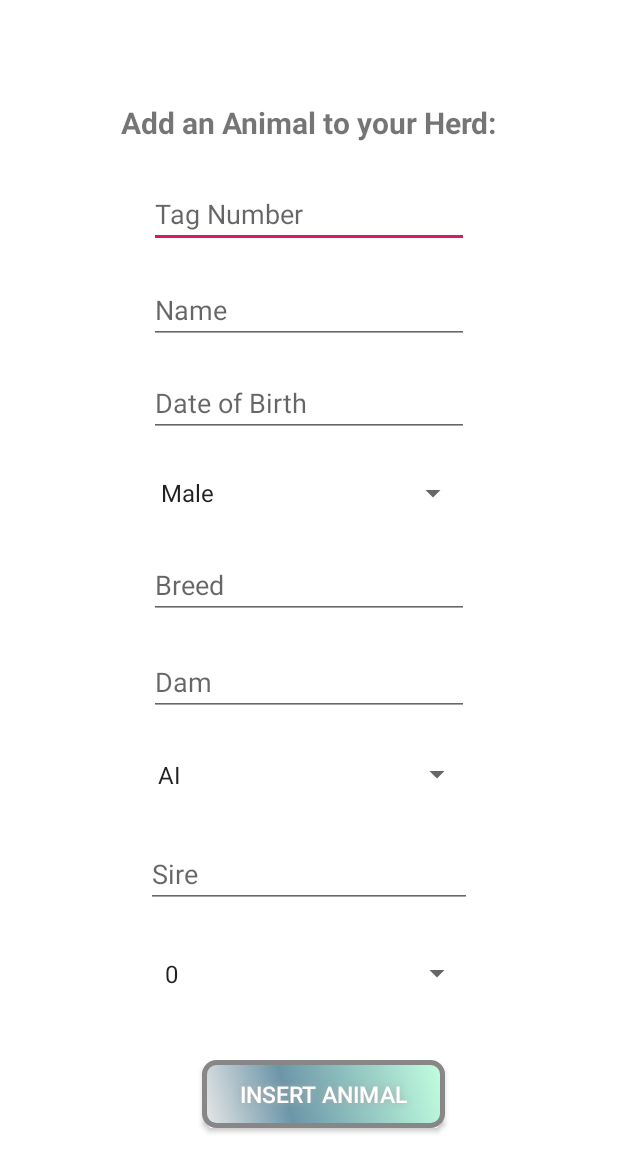
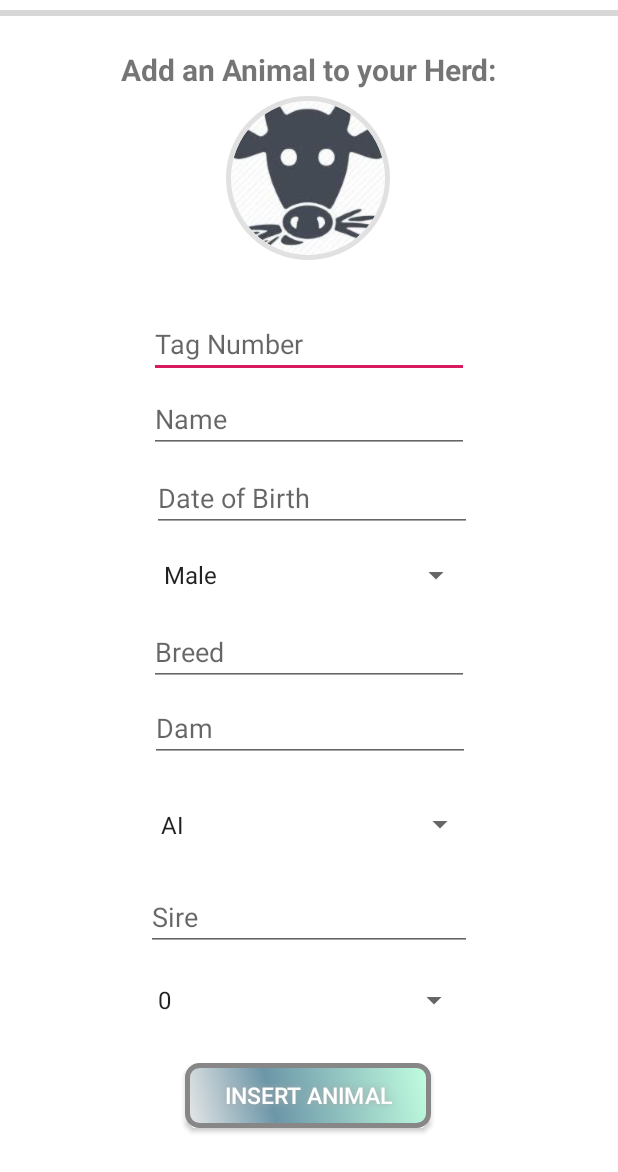
Before and after one commit to niamhmc99/Farm, an Android app: the AddAnimalActivity screen opened directly, with no data from a screen before it, on a phone screen of 412 x 824 dp. Shown: the top 1172 px of the screen. Run offline under Robolectric (Android 15) with nearby library versions, the phone set to English and light mode, and no system bars; our stand-ins replace CircleImageView, Firebase (no records; nobody signed in at launch, a user with empty details on screens opened directly); libraries missing offline, so code that uses them is left out: com.theartofdev.edmodo.

Commit message:
01/02/20

```diff
--- a/app/src/main/java/com/example/farm/AddAnimalActivity.java
+++ b/app/src/main/java/com/example/farm/AddAnimalActivity.java
@@ -2,6 +2,7 @@ package com.example.farm;
 
 import android.content.Intent;
 import android.graphics.Color;
+import android.net.Uri;
 import android.os.Bundle;
 import android.util.Log;
 import android.view.Menu;
@@ -11,6 +12,7 @@ import android.view.View;
 import android.widget.ArrayAdapter;
 import android.widget.Button;
 import android.widget.EditText;
+import android.widget.ProgressBar;
 import android.widget.Spinner;
 import android.widget.TextView;
 import android.widget.Toast;
@@ -28,11 +30,16 @@ import com.google.firebase.firestore.DocumentReference;
 import com.google.firebase.firestore.DocumentSnapshot;
 import com.google.firebase.firestore.FirebaseFirestore;
 import com.google.firebase.firestore.QuerySnapshot;
+import com.theartofdev.edmodo.cropper.CropImage;
+import com.theartofdev.edmodo.cropper.CropImageView;
+
 
 import java.util.ArrayList;
 import java.util.HashMap;
 import java.util.List;
 import java.util.Map;
+
+import de.hdodenhof.circleimageview.CircleImageView;
 
 public class AddAnimalActivity extends AppCompatActivity {
     private final String  TAG= "AddAnimalActivity";
@@ -40,6 +47,9 @@ public class AddAnimalActivity extends AppCompatActivity {
     private Button buttonSaveDetails;
     private Spinner spinnerGender, spinnerAiStockBull, spinnerCalvingDiff;
     View mParentLayout;
+    private CircleImageView imgAnimalProfilePic;
+    private Uri mainAnimalImageURI = null;
+    private ProgressBar setupProgress;
     private List<Animal>animalList;
     private AnimalAdapter adapter;
     private Animal animal;
@@ -54,8 +64,10 @@ public class AddAnimalActivity extends AppCompatActivity {
     private static final String KEY_CALVINGDIf = "calvingDifficulty";
     private static final String KEY_BREED = "breed";
     private static final String KEY_USERID = "user_id";
+    private static final String KEY_AnimalProfilePic = "animalProfilePic";
 
 
+    //private StorageReference storageReference;
     FirebaseFirestore db = FirebaseFirestore.getInstance();
 
     //vars
@@ -72,6 +84,10 @@ public class AddAnimalActivity extends AppCompatActivity {
         editTextsire =findViewById(R.id.ediTextSire);
         editTextBreed =findViewById(R.id.editTextBreed);
         editTextAiORstockbull =findViewById(R.id.editTextAIBull);
+        imgAnimalProfilePic = findViewById(R.id.imgAnimalProfilePic);
+
+        setupProgress = findViewById(R.id.addAnimal_progressBar);
+        setupProgress.setVisibility(View.VISIBLE);
 
         addItemsOnSpinnerGender();
         addItemsOnSpinnerAiStockbull();
@@ -115,7 +131,7 @@ public class AddAnimalActivity extends AppCompatActivity {
     }
 
     public void addItemsOnSpinnerGender(){
-        spinnerGender = (Spinner) findViewById(R.id.spinnerGender);
+        spinnerGender = findViewById(R.id.spinnerGender);
         List<String> list = new ArrayList<String>();
         list.add("Male");
         list.add("Female");
@@ -139,7 +155,10 @@ public class AddAnimalActivity extends AppCompatActivity {
 
 
     public void insertAnimal(View view){
+
+
         buttonSaveDetails = findViewById(R.id.buttonAddAnimal);
+
 
         buttonSaveDetails.setOnClickListener(new View.OnClickListener() {
             @Override
@@ -147,15 +166,14 @@ public class AddAnimalActivity extends AppCompatActivity {
                 String strTag = editTextTagNumber.getText().toString().trim();
                 String strName = editTextAnimalName.getText().toString().trim();
                 String strDob = editTextDob.getText().toString().trim();
-                //String strSex = editTextSex.getText().toString().trim();
                 String strSelectedGender = String.valueOf(spinnerGender.getSelectedItem());
                 String strDam = editTextDam.getText().toString().trim();
                 String strSelectedCalvingDif = String.valueOf(spinnerCalvingDiff.getSelectedItem());
                 String strSire = editTextsire.getText().toString().trim();
                 String strBreed = editTextBreed.getText().toString().trim();
-                //String strAiOrStockbull = editTextAiORstockbull.getText().toString().trim();
                 String strSelectedAIStockBull = String.valueOf(spinnerAiStockBull.getSelectedItem());
                 String strUserID = FirebaseAuth.getInstance().getCurrentUser().getUid().trim();
+               // String strAnimalProfilePic =
 
 
                 final Map<String, Object> animalMap = new HashMap<>();
@@ -169,6 +187,7 @@ public class AddAnimalActivity extends AppCompatActivity {
                 animalMap.put(KEY_BREED, strBreed);
                 animalMap.put(KEY_AiOrStockbull, strSelectedAIStockBull);
                 animalMap.put(KEY_USERID, strUserID);
+                //animalMap.put(KEY_AnimalProfilePic, );
 
                 if(!hasValidationErrors(strTag, strName, strDob, strSelectedGender, strBreed, strDam, strSelectedCalvingDif, strSelectedAIStockBull, strSire) == true) {
                     db.collection("Animals")
@@ -196,11 +215,21 @@ public class AddAnimalActivity extends AppCompatActivity {
         });
     }
 
+    private void BringImagePicker() {
+
+        CropImage.activity()
+                .setGuidelines(CropImageView.Guidelines.ON)
+                .setAspectRatio(1, 1)
+                .start(AddAnimalActivity.this);
+
+    }
+
+
 
 
     private boolean hasValidationErrors(String tagNumber, String animalName, String dob, String selectedGender, String breed, String dam, String selectedCalvingDifficulty, String selectedAIStockBull, String sire){
         if (tagNumber.trim().isEmpty()) {
-            editTextTagNumber.setError("TagNumber is required");
+            editTextTagNumber.setError("Tag Number is required");
             makeSnackBarMessage("Please insert Tag Number.");
             return true;
         } else if (animalName.isEmpty()) {
@@ -250,6 +279,8 @@ public class AddAnimalActivity extends AppCompatActivity {
         }
 
     }
+
+
     private void makeSnackBarMessage(String message){
         Snackbar.make(mParentLayout, message, Snackbar.LENGTH_SHORT).show();
     }
--- a/app/src/main/res/layout/activity_add_animal.xml
+++ b/app/src/main/res/layout/activity_add_animal.xml
@@ -8,6 +8,22 @@
     android:background="@color/white"
     tools:context=".AddAnimalActivity">
 
+
+    <de.hdodenhof.circleimageview.CircleImageView
+        android:id="@+id/imgAnimalProfilePic"
+        android:layout_width="120dp"
+        android:layout_height="109dp"
+        android:layout_alignParentLeft="true"
+        android:layout_alignParentTop="true"
+        android:src="@drawable/animalsmall"
+        app:civ_border_color="#E2E1E1"
+        app:civ_border_width="3dp"
+        app:layout_constraintBottom_toBottomOf="parent"
+        app:layout_constraintEnd_toEndOf="parent"
+        app:layout_constraintHorizontal_bias="0.498"
+        app:layout_constraintStart_toStartOf="parent"
+        app:layout_constraintTop_toTopOf="parent"
+        app:layout_constraintVertical_bias="0.09" />
 
     <EditText
         android:id="@+id/editTextTagNumber"
@@ -20,7 +36,7 @@
         app:layout_constraintEnd_toEndOf="parent"
         app:layout_constraintStart_toStartOf="parent"
         app:layout_constraintTop_toTopOf="parent"
-        app:layout_constraintVertical_bias="0.154" />
+        app:layout_constraintVertical_bias="0.265" />
 
     <EditText
         android:id="@+id/editTextName"
@@ -33,7 +49,7 @@
         app:layout_constraintEnd_toEndOf="parent"
         app:layout_constraintStart_toStartOf="parent"
         app:layout_constraintTop_toTopOf="parent"
-        app:layout_constraintVertical_bias="0.236" />
+        app:layout_constraintVertical_bias="0.33" />
 
     <EditText
         android:id="@+id/editTextDob"
@@ -44,10 +60,10 @@
         android:inputType="textPersonName"
         app:layout_constraintBottom_toBottomOf="parent"
         app:layout_constraintEnd_toEndOf="parent"
+        app:layout_constraintHorizontal_bias="0.51"
         app:layout_constraintStart_toStartOf="parent"
         app:layout_constraintTop_toTopOf="parent"
-        app:layout_constraintVertical_bias="0.316" />
-
+        app:layout_constraintVertical_bias="0.397" />
 
     <Spinner
         android:id="@+id/spinnerGender"
@@ -57,9 +73,10 @@
         android:prompt="@string/gender_prompt"
         app:layout_constraintBottom_toBottomOf="parent"
         app:layout_constraintEnd_toEndOf="parent"
+        app:layout_constraintHorizontal_bias="0.51"
         app:layout_constraintStart_toStartOf="parent"
         app:layout_constraintTop_toTopOf="parent"
-        app:layout_constraintVertical_bias="0.393" />
+        app:layout_constraintVertical_bias="0.463" />
 
     <EditText
         android:id="@+id/editTextBreed"
@@ -72,7 +89,7 @@
         app:layout_constraintEnd_toEndOf="parent"
         app:layout_constraintStart_toStartOf="parent"
         app:layout_constraintTop_toTopOf="parent"
-        app:layout_constraintVertical_bias="0.472" />
+        app:layout_constraintVertical_bias="0.529" />
 
     <EditText
         android:id="@+id/editTextDAM"
@@ -83,23 +100,24 @@
         android:inputType="textPersonName"
         app:layout_constraintBottom_toBottomOf="parent"
         app:layout_constraintEnd_toEndOf="parent"
+        app:layout_constraintHorizontal_bias="0.505"
         app:layout_constraintStart_toStartOf="parent"
         app:layout_constraintTop_toTopOf="parent"
-        app:layout_constraintVertical_bias="0.555" />
+        app:layout_constraintVertical_bias="0.594" />
 
     <Spinner
         android:id="@+id/spinnerCalvingDiff"
-        android:layout_width="213dp"
-        android:layout_height="51dp"
+        android:layout_width="216dp"
+        android:layout_height="52dp"
         android:hint="@string/calvingDifficulty_prompt"
         android:prompt="@string/calvingDifficulty_prompt"
         android:text="Calving Difficulty"
         app:layout_constraintBottom_toBottomOf="parent"
         app:layout_constraintEnd_toEndOf="parent"
-        app:layout_constraintHorizontal_bias="0.515"
+        app:layout_constraintHorizontal_bias="0.497"
         app:layout_constraintStart_toStartOf="parent"
         app:layout_constraintTop_toTopOf="parent"
-        app:layout_constraintVertical_bias="0.807" />
+        app:layout_constraintVertical_bias="0.83" />
 
     <Spinner
         android:id="@+id/spinnerAiStockBull"
@@ -110,10 +128,10 @@
         android:text="AI/ Stock Bull"
         app:layout_constraintBottom_toBottomOf="parent"
         app:layout_constraintEnd_toEndOf="parent"
-        app:layout_constraintHorizontal_bias="0.502"
+        app:layout_constraintHorizontal_bias="0.512"
         app:layout_constraintStart_toStartOf="parent"
         app:layout_constraintTop_toTopOf="parent"
-        app:layout_constraintVertical_bias="0.635" />
+        app:layout_constraintVertical_bias="0.678" />
 
     <EditText
         android:id="@+id/ediTextSire"
@@ -126,7 +144,7 @@
         app:layout_constraintEnd_toEndOf="parent"
         app:layout_constraintStart_toStartOf="parent"
         app:layout_constraintTop_toTopOf="parent"
-        app:layout_constraintVertical_bias="0.72" />
+        app:layout_constraintVertical_bias="0.756" />
 
     <TextView
         android:id="@+id/textViewAnimalsPage"
@@ -139,12 +157,12 @@
         app:layout_constraintEnd_toEndOf="parent"
         app:layout_constraintStart_toStartOf="parent"
         app:layout_constraintTop_toTopOf="parent"
-        app:layout_constraintVertical_bias="0.085" />
+        app:layout_constraintVertical_bias="0.041" />
 
     <Button
         android:id="@+id/buttonAddAnimal"
-        android:layout_width="162dp"
-        android:layout_height="45dp"
+        android:layout_width="164dp"
+        android:layout_height="43dp"
         android:layout_marginBottom="72dp"
         android:background="@drawable/buttonshape"
         android:onClick="insertAnimal"
@@ -157,9 +175,21 @@
         android:textSize="15sp"
         app:layout_constraintBottom_toBottomOf="parent"
         app:layout_constraintEnd_toEndOf="parent"
-        app:layout_constraintHorizontal_bias="0.538"
+        app:layout_constraintHorizontal_bias="0.497"
         app:layout_constraintStart_toStartOf="parent"
         app:layout_constraintTop_toTopOf="parent"
         app:layout_constraintVertical_bias="1.0" />
 
+    <ProgressBar
+        android:id="@+id/addAnimal_progressBar"
+        style="?android:attr/progressBarStyleHorizontal"
+        android:layout_width="0dp"
+        android:layout_height="wrap_content"
+        app:layout_constraintBottom_toBottomOf="parent"
+        app:layout_constraintEnd_toEndOf="parent"
+        app:layout_constraintHorizontal_bias="0.0"
+        app:layout_constraintStart_toStartOf="parent"
+        app:layout_constraintTop_toTopOf="parent"
+        app:layout_constraintVertical_bias="0.001" />
+
 </androidx.constraintlayout.widget.ConstraintLayout>
```
Also changed, not shown: app/build.gradle (+10 -0 lines), app/src/main/java/com/example/farm/WeatherActivity2.java (+10 -7 lines), app/src/main/java/com/example/farm/adapters/AnimalAdapter.java (+18 -0 lines), app/src/main/java/com/example/farm/models/Animal.java (+33 -3 lines), app/src/main/res/layout/row_layout_cardview.xml (+32 -11 lines).
